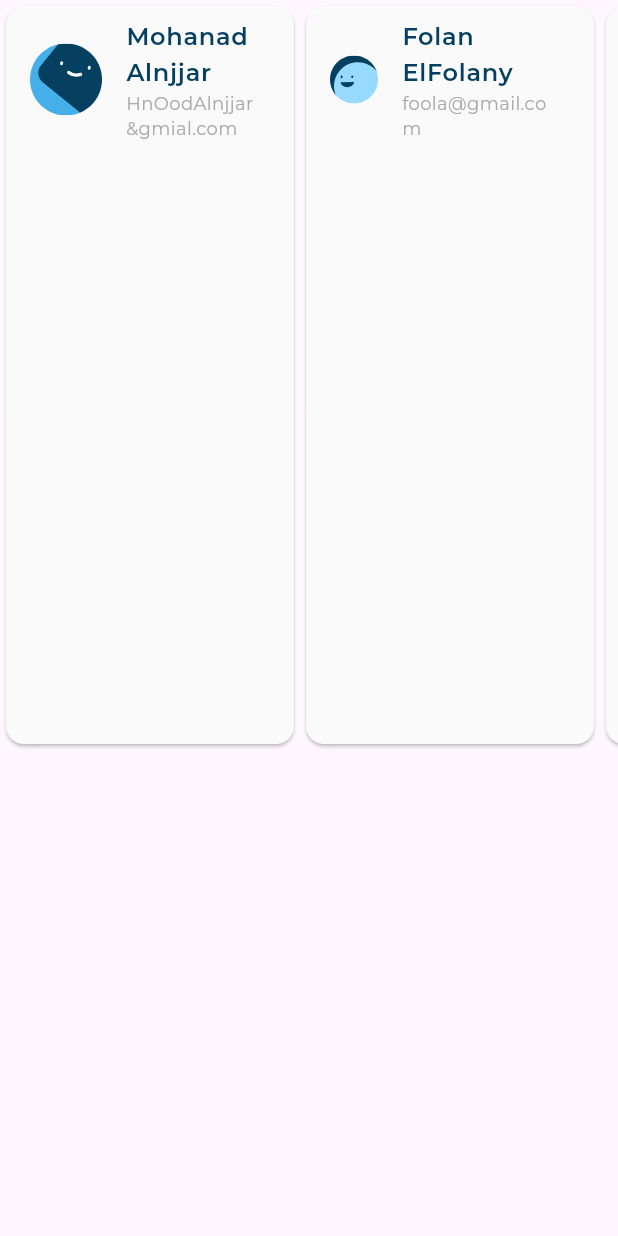
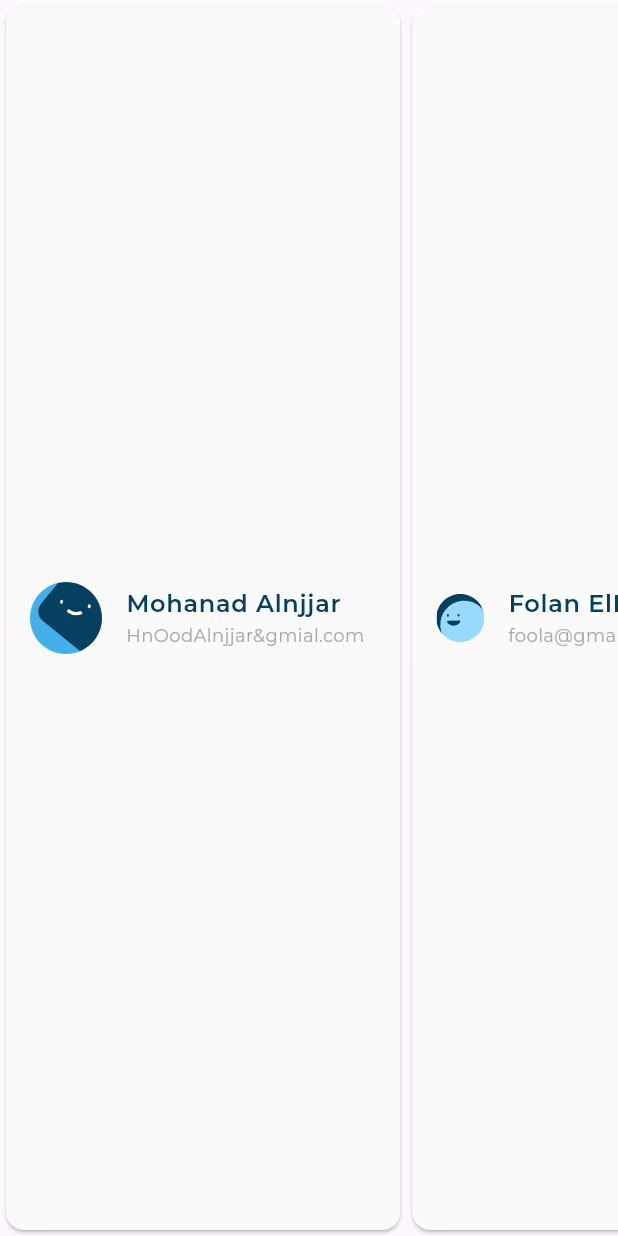
Before and after one commit to mohandalnjjar/ResponsiveAdaptiveAdminDashBoard, a Flutter app: the LatestTransactionListView widget shown alone on an empty page, opened directly, on a phone screen of 412 x 824 dp. Run offline on Flutter 3.47's test engine with Material 3 defaults, Android fonts, the phone set to English and light mode, and no system bars; our stand-ins replace flutter_svg; project files that could hold a hidden picture were left out.

```diff
--- a/lib/utils/app_style.dart
+++ b/lib/utils/app_style.dart
@@ -20,11 +20,11 @@ abstract class AppStyles {
     fontWeight: FontWeight.w400,
   );
 
-  static const TextStyle StyleMedium16 = TextStyle(
+  static const TextStyle styleMedium16 = TextStyle(
     fontSize: 16,
     color: Color(0xFF064060),
     fontFamily: 'Montserrat',
-    fontWeight: FontWeight.w400,
+    fontWeight: FontWeight.w500,
   );
 
   static const TextStyle styleSemiBold16 = TextStyle(
--- a/lib/widgets/UserInfoModel.dart
+++ b/lib/widgets/UserInfoModel.dart
@@ -21,18 +21,17 @@ class LatestTransactionListView extends StatelessWidget {
   ];
   @override
   Widget build(BuildContext context) {
-    return SizedBox(
-      height: 500,
-      child: ListView.builder(
-        scrollDirection: Axis.horizontal,
-        itemCount: items.length,
-        itemBuilder: (context, index) => SizedBox(
-          width: 200,
-          child: UserInfolistTile(
-            itemData: items[index],
-          ),
-        ),
-      ),
+    return SingleChildScrollView(
+      physics: const BouncingScrollPhysics(),
+      scrollDirection: Axis.horizontal,
+      child: Row(
+          children: items
+              .map(
+                (e) => IntrinsicWidth(
+                  child: UserInfolistTile(itemData: e),
+                ),
+              )
+              .toList()),
     );
   }
 }
--- a/lib/widgets/dash_board_desk_top_layout.dart
+++ b/lib/widgets/dash_board_desk_top_layout.dart
@@ -22,7 +22,7 @@ class DashBoardDeskTopLayout extends StatelessWidget {
             children: [
               AllExpenses(),
               SizedBox(
-                height:  10,
+                height: 10,
               ),
               QuickInvoice(),
             ],
--- a/lib/widgets/in_active& active expenses_item.dart
+++ b/lib/widgets/in_active& active expenses_item.dart
@@ -96,7 +96,7 @@ class ActiveAllExpensesItem extends StatelessWidget {
           ),
           Text(
             itemModel.title,
-            style: AppStyles.StyleMedium16.copyWith(color: Colors.white),
+            style: AppStyles.styleMedium16.copyWith(color: Colors.white),
           ),
           const SizedBox(
             height: 8,
--- a/lib/widgets/inactive&active_drawert_item.dart
+++ b/lib/widgets/inactive&active_drawert_item.dart
@@ -17,7 +17,7 @@ class InActiveDrawerItem extends StatelessWidget {
       leading: SvgPicture.asset(listTileData.image),
       title: Text(
         listTileData.title,
-        style: AppStyles.StyleMedium16,
+        style: AppStyles.styleMedium16,
       ),
     );
   }
--- a/lib/widgets/user_info_list_tile.dart
+++ b/lib/widgets/user_info_list_tile.dart
@@ -5,7 +5,8 @@ import 'package:responsive_dash_board/widgets/latest_transaction_list_view_model
 
 class UserInfolistTile extends StatelessWidget {
   const UserInfolistTile({
-    super.key, required this.itemData,
+    super.key,
+    required this.itemData,
   });
 
   final UserInfoModel itemData;
@@ -13,6 +14,7 @@ class UserInfolistTile extends StatelessWidget {
   Widget build(BuildContext context) {
     return Card(
       color: const Color(0xffFAFAFA),
+      child: Center(
         child: ListTile(
           leading: SvgPicture.asset(itemData.image),
           title: Text(
@@ -24,6 +26,7 @@ class UserInfolistTile extends StatelessWidget {
             style: AppStyles.styleReular12,
           ),
         ),
+      ),
     );
   }
 }
```
Also changed, not shown: lib/widgets/latest_trasnaction.dart (+3 -4 lines), lib/widgets/quick_invoice.dart (+8 -5 lines). Lines whose indentation alone changed are shown as unchanged.
